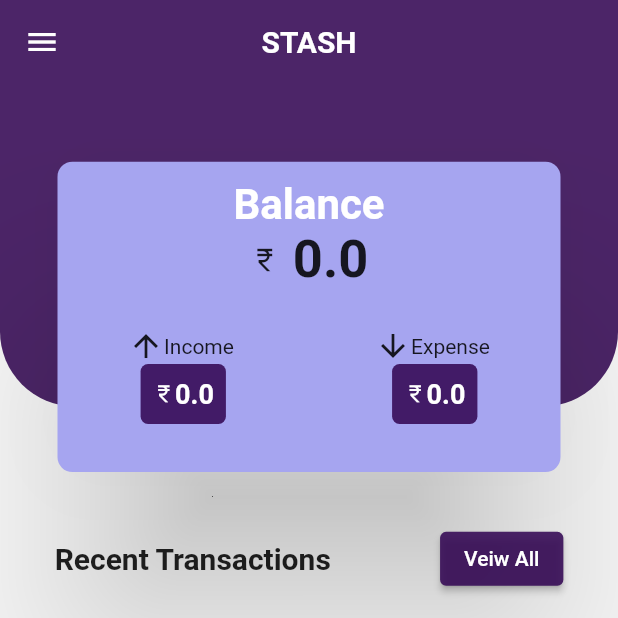
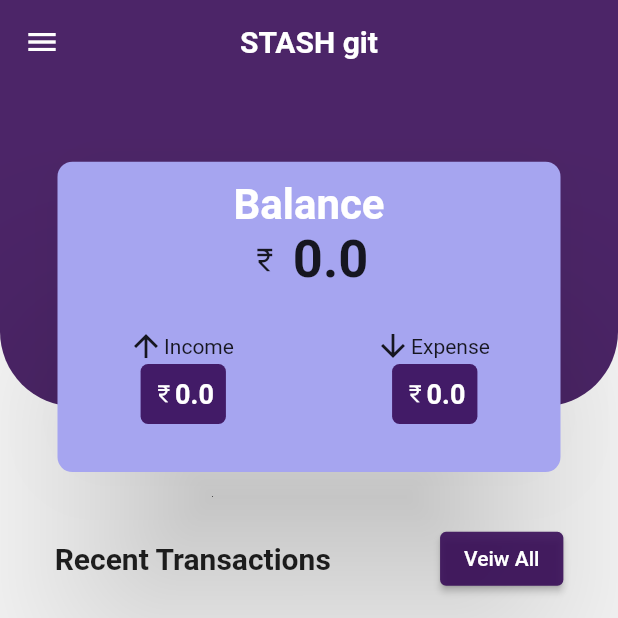
Before and after one commit to ashiqabu/Stash_Money_Management, a Flutter app: the HomeScreen screen opened directly, on a phone screen of 412 x 824 dp, the top half of it. Run offline on Flutter 3.47's test engine with Material 2 defaults, Android fonts, the light colour scheme and no system bars; drawn by our look-alikes of flip_card; our stand-ins replace flutter_screenutil, flutter_slidable, hive, hive_flutter, image_picker, shared_preferences and 1 more; accounts and stored records are empty.

Commit message:
name Change Stash git

```diff
--- a/lib/screens/pages/bottom-nav/homescreen.dart
+++ b/lib/screens/pages/bottom-nav/homescreen.dart
@@ -30,7 +30,7 @@ class HomeScreen extends StatelessWidget {
       appBar: AppBar(
         elevation: 0,
         title: const Text(
-          'STASH',
+          'STASH git',
           style: TextStyle(fontWeight: FontWeight.bold),
         ),
         centerTitle: true,
```
